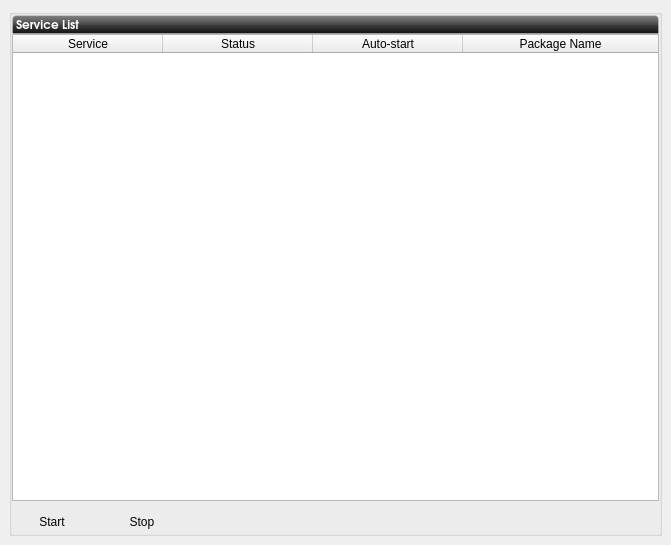
Qt form 2.0/renan.cakirerk/ahenk/lider/lider/plugins/plugin_services/services.ui (pars-linux/uludag) before a commit.
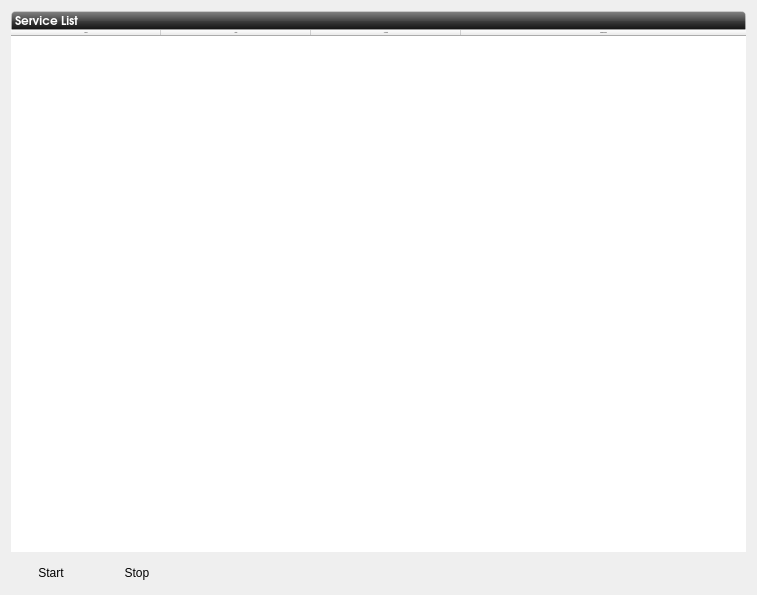
The same form after that commit. Icons and pictures are not drawn.

```diff
--- a/2.0/renan.cakirerk/ahenk/lider/lider/plugins/plugin_services/services.ui
+++ b/2.0/renan.cakirerk/ahenk/lider/lider/plugins/plugin_services/services.ui
@@ -6,8 +6,8 @@
    <rect>
     <x>0</x>
     <y>0</y>
-    <width>671</width>
-    <height>545</height>
+    <width>757</width>
+    <height>595</height>
    </rect>
   </property>
   <property name="windowTitle">
@@ -17,68 +17,41 @@
    <iconset resource="services.qrc">
     <normaloff>:/icons/services48.png</normaloff>:/icons/services48.png</iconset>
   </property>
-  <layout class="QGridLayout" name="gridLayout_7">
-   <property name="margin">
-    <number>9</number>
-   </property>
-   <property name="spacing">
-    <number>5</number>
-   </property>
-   <item row="0" column="0" rowspan="2">
-    <widget class="QGroupBox" name="groupBox">
-     <property name="title">
-      <string/>
-     </property>
-     <layout class="QGridLayout" name="gridLayout_8">
-      <property name="horizontalSpacing">
-       <number>10</number>
-      </property>
+  <layout class="QGridLayout" name="gridLayout">
       <property name="verticalSpacing">
        <number>0</number>
       </property>
-      <property name="margin">
-       <number>0</number>
-      </property>
-      <item row="3" column="0">
-       <widget class="QPushButton" name="pushStart">
-        <property name="font">
-         <font>
-          <pointsize>9</pointsize>
-         </font>
-        </property>
-        <property name="text">
-         <string>Start</string>
-        </property>
-        <property name="flat">
-         <bool>true</bool>
-        </property>
-       </widget>
-      </item>
-      <item row="3" column="2">
-       <spacer name="horizontalSpacer">
-        <property name="orientation">
-         <enum>Qt::Horizontal</enum>
-        </property>
-        <property name="sizeHint" stdset="0">
+   <item row="0" column="0" colspan="3">
+    <widget class="QLabel" name="label_6">
+     <property name="minimumSize">
          <size>
-          <width>40</width>
-          <height>20</height>
-         </size>
-        </property>
-       </spacer>
-      </item>
-      <item row="3" column="1">
-       <widget class="QPushButton" name="pushStop">
+       <width>0</width>
+       <height>0</height>
+      </size>
+     </property>
         <property name="font">
          <font>
+       <family>URW Gothic L</family>
           <pointsize>9</pointsize>
-         </font>
-        </property>
+       <weight>75</weight>
+       <bold>true</bold>
+       <underline>false</underline>
+      </font>
+     </property>
+     <property name="styleSheet">
+      <string notr="true">    background-color: qlineargradient(spread:pad, x1:0.5, y1:0, x2:0.5, y2:1, stop:0 rgba(132, 132, 132, 255), stop:0.501481 rgba(70, 70, 70, 255), stop:0.503057 rgba(62, 62, 62, 255), stop:1 rgba(16, 16, 16, 255));
+color:rgb(255,255,255);
+/*qlineargradient(spread:pad, x1:0.5, y1:1, x2:0.5, y2:0, stop:0 rgba(183, 100, 124, 255), stop:0.0212465 rgba(91, 33, 50, 255), stop:0.521739 rgba(152, 86, 105, 255), stop:0.527174 rgba(155, 98, 115, 255), stop:0.983696 rgba(184, 141, 153, 255), stop:1 rgba(220, 173, 186, 255));*/
+/*background-color: qlineargradient(spread:pad, x1:1, y1:1, x2:0, y2:0, stop:0 rgba(219, 219, 219, 100), stop:1 rgba(255, 255, 255, 100));*/
+border: 1px solid rgba(255,255,255,50);
+border-top-left-radius: 4px;
+border-top-right-radius: 4px;</string>
+     </property>
         <property name="text">
-         <string>Stop</string>
-        </property>
-        <property name="flat">
-         <bool>true</bool>
+      <string>Service List</string>
+     </property>
+     <property name="margin">
+      <number>5</number>
         </property>
        </widget>
       </item>
@@ -98,9 +71,22 @@
         </property>
         <property name="font">
          <font>
-          <pointsize>9</pointsize>
-         </font>
-        </property>
+       <pointsize>-1</pointsize>
+       <underline>false</underline>
+       <strikeout>false</strikeout>
+      </font>
+     </property>
+     <property name="styleSheet">
+      <string notr="true">#tableWidget {
+        show-decoration-selected: 1; /* make the selection span the entire width of the view */
+        color: #444444;
+		border: 0px;
+        font-size: 12px;
+        text-decoration: none;
+        background-color: qlineargradient(spread:pad, x1:0.5, y1:0, x2:0.516304,
+            y2:0.653, stop:0 rgba(171, 171, 171, 255), stop:1 rgba(255, 255, 255, 220));
+}</string>
+     </property>
         <property name="selectionMode">
          <enum>QAbstractItemView::SingleSelection</enum>
         </property>
@@ -171,37 +157,33 @@
         </column>
        </widget>
       </item>
-      <item row="0" column="0" colspan="3">
-       <widget class="QLabel" name="label_6">
-        <property name="minimumSize">
-         <size>
-          <width>0</width>
-          <height>0</height>
-         </size>
-        </property>
+   <item row="3" column="0">
+    <widget class="QPushButton" name="pushStart">
         <property name="font">
          <font>
-          <family>URW Gothic L</family>
           <pointsize>9</pointsize>
-          <weight>75</weight>
-          <bold>true</bold>
-          <underline>false</underline>
-         </font>
-        </property>
-        <property name="styleSheet">
-         <string notr="true">    background-color: qlineargradient(spread:pad, x1:0.5, y1:0, x2:0.5, y2:1, stop:0 rgba(132, 132, 132, 255), stop:0.501481 rgba(70, 70, 70, 255), stop:0.503057 rgba(62, 62, 62, 255), stop:1 rgba(16, 16, 16, 255));
-color:rgb(255,255,255);
-/*qlineargradient(spread:pad, x1:0.5, y1:1, x2:0.5, y2:0, stop:0 rgba(183, 100, 124, 255), stop:0.0212465 rgba(91, 33, 50, 255), stop:0.521739 rgba(152, 86, 105, 255), stop:0.527174 rgba(155, 98, 115, 255), stop:0.983696 rgba(184, 141, 153, 255), stop:1 rgba(220, 173, 186, 255));*/
-/*background-color: qlineargradient(spread:pad, x1:1, y1:1, x2:0, y2:0, stop:0 rgba(219, 219, 219, 100), stop:1 rgba(255, 255, 255, 100));*/
-border: 1px solid rgba(255,255,255,50);
-border-top-left-radius: 4px;
-border-top-right-radius: 4px;</string>
-        </property>
+      </font>
+     </property>
+     <property name="text">
+      <string>Start</string>
+     </property>
+     <property name="flat">
+      <bool>true</bool>
+     </property>
+    </widget>
+   </item>
+   <item row="3" column="1">
+    <widget class="QPushButton" name="pushStop">
+     <property name="font">
+      <font>
+       <pointsize>9</pointsize>
+      </font>
+     </property>
         <property name="text">
-         <string>Service List</string>
-        </property>
-        <property name="margin">
-         <number>5</number>
+      <string>Stop</string>
+     </property>
+     <property name="flat">
+      <bool>true</bool>
         </property>
        </widget>
       </item>
@@ -221,8 +203,18 @@
         </property>
        </spacer>
       </item>
-     </layout>
-    </widget>
+   <item row="3" column="2">
+    <spacer name="horizontalSpacer">
+     <property name="orientation">
+      <enum>Qt::Horizontal</enum>
+     </property>
+     <property name="sizeHint" stdset="0">
+      <size>
+       <width>40</width>
+       <height>20</height>
+      </size>
+     </property>
+    </spacer>
    </item>
   </layout>
  </widget>
```
Lines whose indentation alone changed are shown as unchanged.
